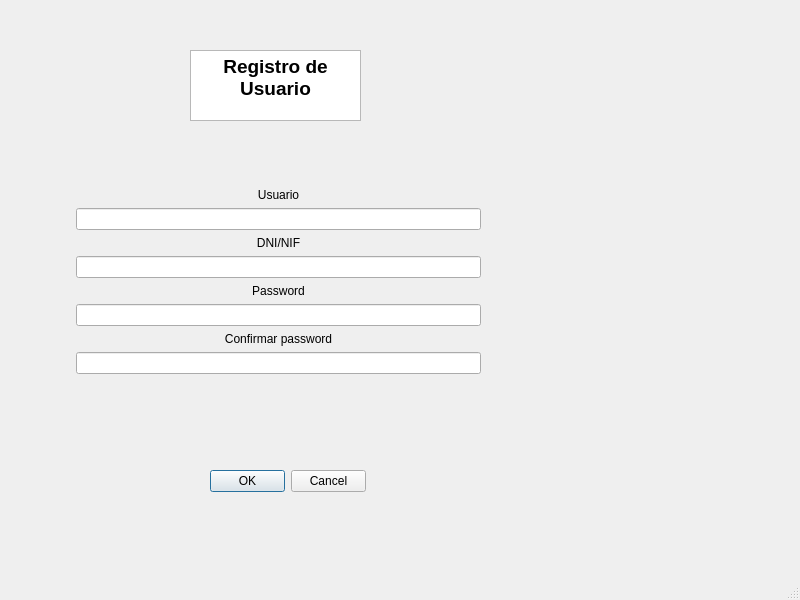
Before: the Qt Designer form RegistroUsuario.ui in acarreteroc99/PisciGo, drawn with Qt 5.
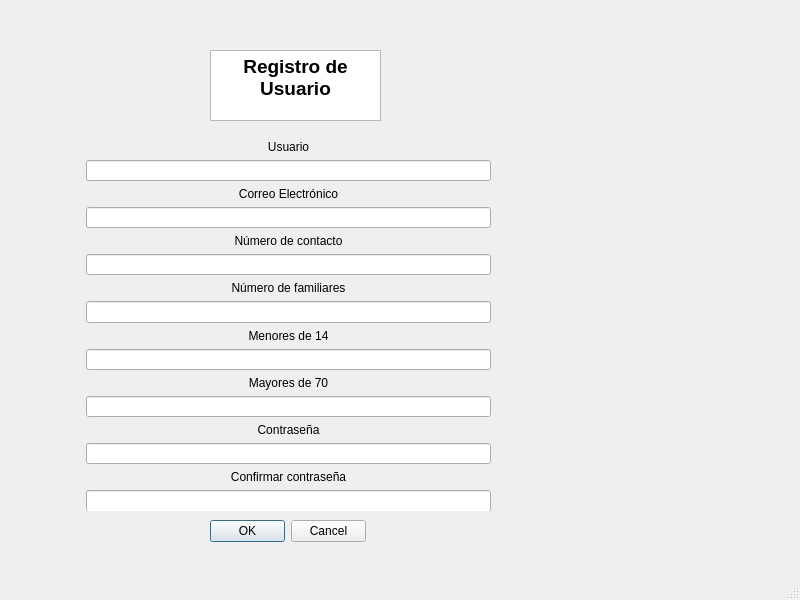
After: the same form once the commit is applied.

```diff
--- a/RegistroUsuario.ui
+++ b/RegistroUsuario.ui
@@ -17,23 +17,16 @@
    <widget class="QWidget" name="formLayoutWidget">
     <property name="geometry">
      <rect>
-      <x>70</x>
+      <x>80</x>
       <y>140</y>
       <width>411</width>
-      <height>281</height>
+      <height>371</height>
      </rect>
     </property>
     <layout class="QFormLayout" name="formLayout">
      <property name="formAlignment">
       <set>Qt::AlignCenter</set>
      </property>
-     <item row="1" column="1">
-      <widget class="QLineEdit" name="usuarioLineEdit">
-       <property name="text">
-        <string/>
-       </property>
-      </widget>
-     </item>
      <item row="0" column="1">
       <widget class="QLabel" name="usuarioLabel">
        <property name="text">
@@ -44,8 +37,68 @@
        </property>
       </widget>
      </item>
-     <item row="5" column="1">
-      <widget class="QLineEdit" name="passwordLineEdit">
+     <item row="1" column="1">
+      <widget class="QLineEdit" name="usuarioLineEdit">
+       <property name="text">
+        <string/>
+       </property>
+       <property name="alignment">
+        <set>Qt::AlignCenter</set>
+       </property>
+      </widget>
+     </item>
+     <item row="2" column="1">
+      <widget class="QLabel" name="correoElectronicoLabel">
+       <property name="text">
+        <string>Correo Electrónico</string>
+       </property>
+       <property name="alignment">
+        <set>Qt::AlignCenter</set>
+       </property>
+      </widget>
+     </item>
+     <item row="3" column="1">
+      <widget class="QLineEdit" name="correoElectronicoLineEdit">
+       <property name="alignment">
+        <set>Qt::AlignCenter</set>
+       </property>
+      </widget>
+     </item>
+     <item row="12" column="1">
+      <widget class="QLabel" name="contrasenaLabel">
+       <property name="text">
+        <string>Contraseña</string>
+       </property>
+       <property name="alignment">
+        <set>Qt::AlignCenter</set>
+       </property>
+      </widget>
+     </item>
+     <item row="13" column="1">
+      <widget class="QLineEdit" name="contrasenaLineEdit">
+       <property name="text">
+        <string/>
+       </property>
+       <property name="echoMode">
+        <enum>QLineEdit::Password</enum>
+       </property>
+       <property name="alignment">
+        <set>Qt::AlignCenter</set>
+       </property>
+      </widget>
+     </item>
+     <item row="14" column="1">
+      <widget class="QLabel" name="confContrasenaLabel">
+       <property name="text">
+        <string>Confirmar contraseña</string>
+       </property>
+       <property name="alignment">
+        <set>Qt::AlignCenter</set>
+       </property>
+      </widget>
+     </item>
+     <item row="15" column="1">
+      <widget class="QLineEdit" name="confContrasenaLineEdit">
        <property name="text">
         <string/>
        </property>
@@ -58,48 +111,80 @@
       </widget>
      </item>
      <item row="4" column="1">
-      <widget class="QLabel" name="passwordLabel">
+      <widget class="QLabel" name="numContactLabel">
        <property name="text">
-        <string>Password</string>
+        <string>Número de contacto</string>
        </property>
        <property name="alignment">
         <set>Qt::AlignCenter</set>
        </property>
       </widget>
      </item>
+     <item row="5" column="1">
+      <widget class="QLineEdit" name="numContactLineEdit">
+       <property name="alignment">
+        <set>Qt::AlignCenter</set>
+       </property>
+      </widget>
+     </item>
+     <item row="7" column="1">
+      <widget class="QLineEdit" name="numFamLineEdit">
+       <property name="alignment">
+        <set>Qt::AlignCenter</set>
+       </property>
+      </widget>
+     </item>
      <item row="6" column="1">
+      <widget class="QLabel" name="numFamLabel">
+       <property name="text">
+        <string>Número de familiares</string>
+       </property>
+       <property name="alignment">
+        <set>Qt::AlignCenter</set>
+       </property>
+      </widget>
+     </item>
+     <item row="8" column="1">
       <widget class="QLabel" name="label">
        <property name="text">
-        <string>Confirmar password</string>
+        <string>Menores de 14</string>
        </property>
        <property name="alignment">
         <set>Qt::AlignCenter</set>
        </property>
       </widget>
      </item>
-     <item row="7" column="1">
-      <widget class="QLineEdit" name="lineEdit"/>
+     <item row="9" column="1">
+      <widget class="QLineEdit" name="lineEdit">
+       <property name="alignment">
+        <set>Qt::AlignCenter</set>
+       </property>
+      </widget>
      </item>
-     <item row="2" column="1">
+     <item row="11" column="1">
+      <widget class="QLineEdit" name="lineEdit_2">
+       <property name="alignment">
+        <set>Qt::AlignCenter</set>
+       </property>
+      </widget>
+     </item>
+     <item row="10" column="1">
       <widget class="QLabel" name="label_2">
        <property name="text">
-        <string>DNI/NIF</string>
+        <string>Mayores de 70</string>
        </property>
        <property name="alignment">
         <set>Qt::AlignCenter</set>
        </property>
       </widget>
      </item>
-     <item row="3" column="1">
-      <widget class="QLineEdit" name="lineEdit_2"/>
-     </item>
     </layout>
    </widget>
    <widget class="QDialogButtonBox" name="buttonBox">
     <property name="geometry">
      <rect>
       <x>210</x>
-      <y>470</y>
+      <y>520</y>
       <width>156</width>
       <height>23</height>
      </rect>
@@ -111,7 +196,7 @@
    <widget class="QTextEdit" name="textEdit">
     <property name="geometry">
      <rect>
-      <x>190</x>
+      <x>210</x>
       <y>50</y>
       <width>171</width>
       <height>71</height>
```
